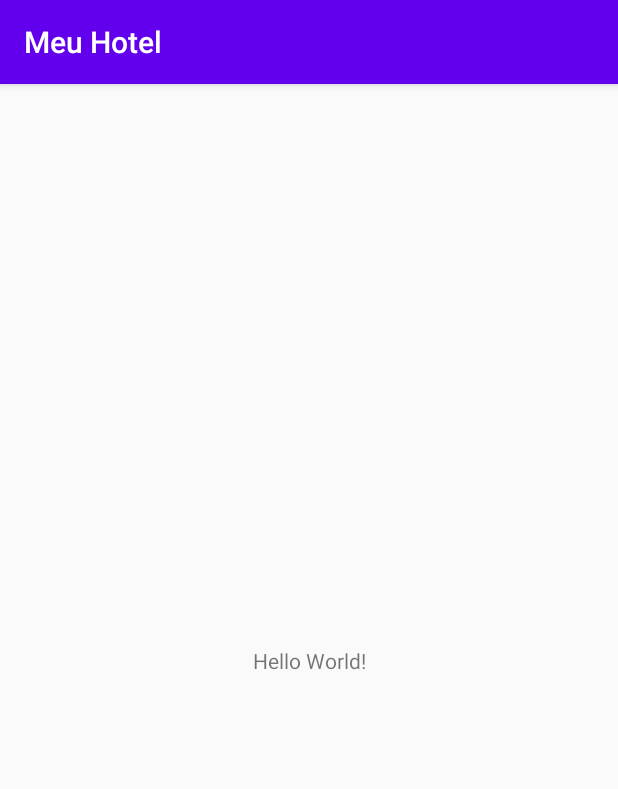
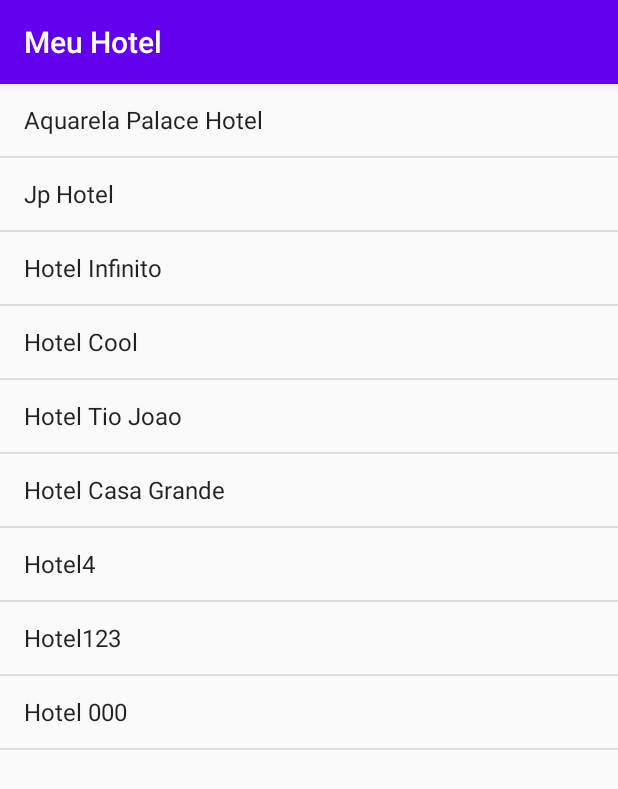
Before and after one commit to jordilucas/meu-hotel, an Android app: the screen it shows after launch (HotelActivity), on a phone screen of 412 x 824 dp. Shown: the top 789 px of the screen. Run offline under Robolectric (Android 15) with nearby library versions, the phone set to English and light mode, and no system bars.

Commit message:
Implementacao HotelActivity

```diff
--- a/app/src/main/java/com/jordilucas/meuhotel/HotelActivity.kt
+++ b/app/src/main/java/com/jordilucas/meuhotel/HotelActivity.kt
@@ -7,6 +7,6 @@ class HotelActivity : AppCompatActivity() {
 
     override fun onCreate(savedInstanceState: Bundle?) {
         super.onCreate(savedInstanceState)
-        setContentView(R.layout.activity_main)
+        setContentView(R.layout.activity_hotel)
     }
 }
--- /dev/null
+++ b/app/src/main/res/layout/activity_hotel.xml
@@ -0,0 +1,16 @@
+<?xml version="1.0" encoding="utf-8"?>
+<LinearLayout xmlns:android="http://schemas.android.com/apk/res/android"
+    xmlns:app="http://schemas.android.com/apk/res-auto"
+    xmlns:tools="http://schemas.android.com/tools"
+    android:layout_width="match_parent"
+    android:layout_height="match_parent"
+    android:orientation="horizontal"
+    tools:context=".HotelActivity">
+
+    <fragment
+        android:id="@+id/fragmentList"
+        android:name="com.jordilucas.meuhotel.fragments.HotelListFragment"
+        android:layout_width="match_parent"
+        android:layout_height="match_parent"/>
+
+</LinearLayout>
--- a/app/src/main/res/layout/activity_main.xml
+++ /dev/null
@@ -1,18 +0,0 @@
-<?xml version="1.0" encoding="utf-8"?>
-<androidx.constraintlayout.widget.ConstraintLayout xmlns:android="http://schemas.android.com/apk/res/android"
-    xmlns:app="http://schemas.android.com/apk/res-auto"
-    xmlns:tools="http://schemas.android.com/tools"
-    android:layout_width="match_parent"
-    android:layout_height="match_parent"
-    tools:context=".HotelActivity">
-
-    <TextView
-        android:layout_width="wrap_content"
-        android:layout_height="wrap_content"
-        android:text="Hello World!"
-        app:layout_constraintBottom_toBottomOf="parent"
-        app:layout_constraintLeft_toLeftOf="parent"
-        app:layout_constraintRight_toRightOf="parent"
-        app:layout_constraintTop_toTopOf="parent" />
-
-</androidx.constraintlayout.widget.ConstraintLayout>
```
